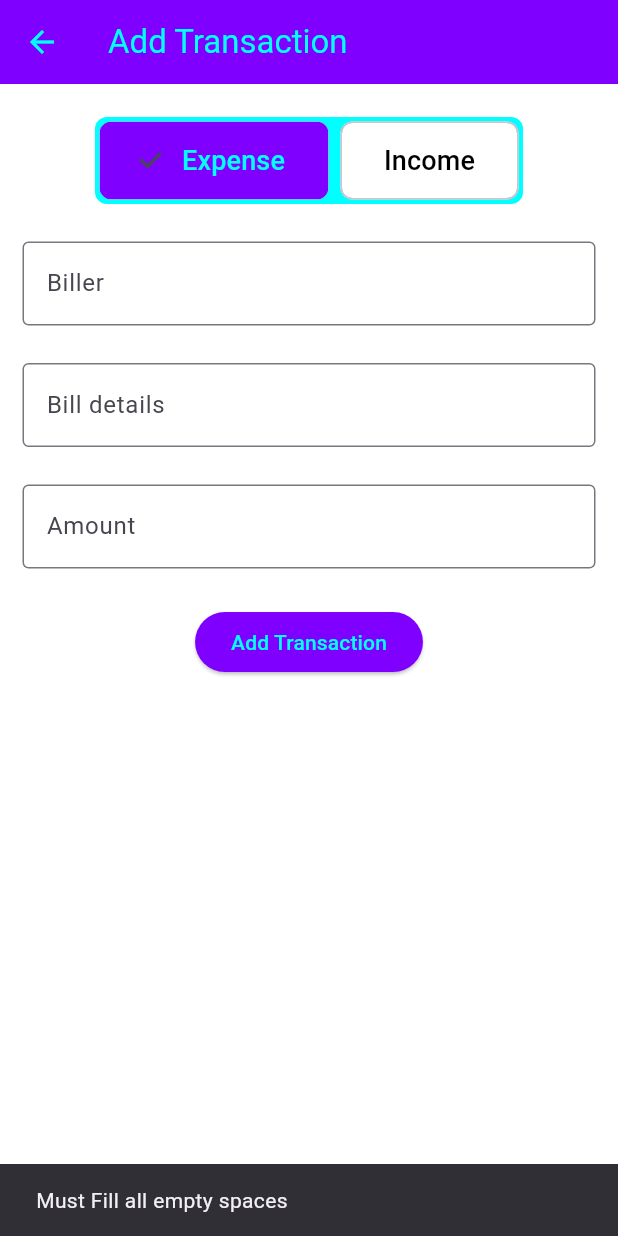
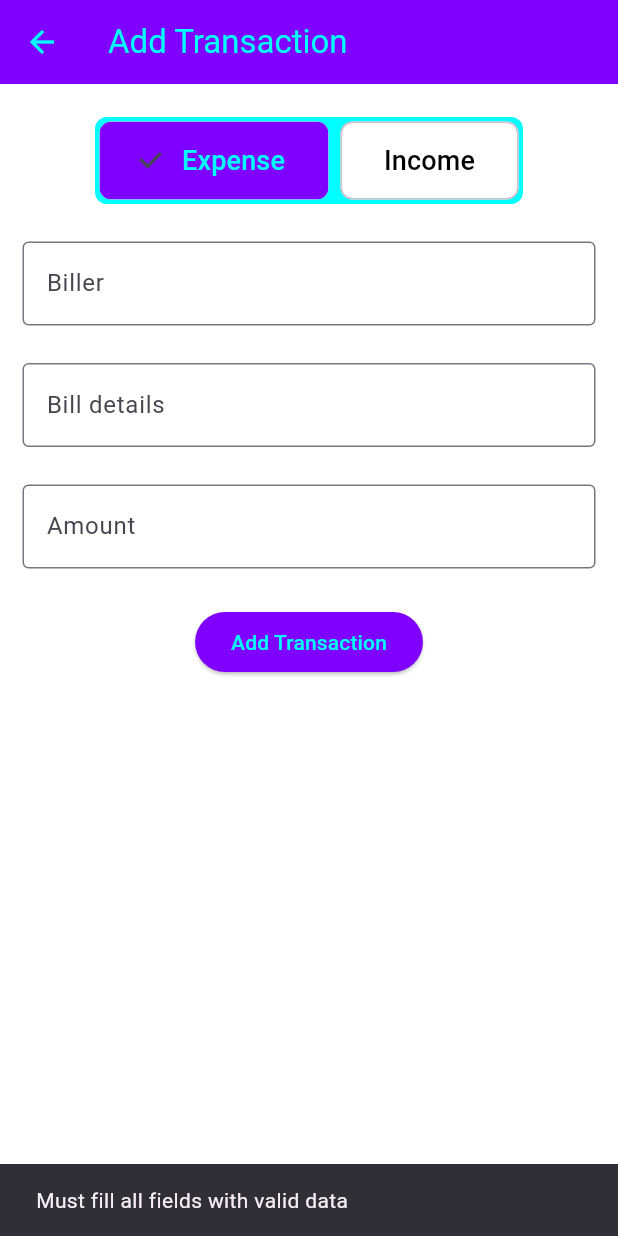
Before and after one commit to MujahidAmin1/expense_trackerv2, a Flutter app: the AddTransaction screen opened directly, after a tap on "Add Transaction", on a phone screen of 412 x 824 dp. Run offline on Flutter 3.47's test engine with Material 3 defaults, Android fonts, the phone set to English and light mode, and no system bars; our stand-ins replace hive, hive_flutter; accounts and stored records are empty.

Commit message:
minor fix

```diff
--- a/lib/main.dart
+++ b/lib/main.dart
@@ -12,6 +12,7 @@ void main() async{
   Hive.registerAdapter(TransactionAdapter());
   final transactionProvider = TransactionProvider();
   await transactionProvider.initializeDB();
+
   runApp(
     MultiProvider(
       providers: [
@@ -29,7 +30,7 @@ void main() async{
         scaffoldBackgroundColor: Colors.white,
         useMaterial3: true,
         colorScheme: ColorScheme.fromSeed(
-          seedColor: const Color(0xFF291e60)
+          seedColor: const Color(0xFF291e60),
           )
       ),
       home: HomeScreen(),
--- a/lib/models/transaction.dart
+++ b/lib/models/transaction.dart
@@ -14,9 +14,7 @@ class Transaction extends HiveObject{
   @HiveField(3)
   bool? isExpense;
   @HiveField(4)
-  int?  balance;
-  @HiveField(5)
-  String? amount;
+  double? amount;
 
-  Transaction({required this.biller, required this.billerDetail, required this.date, this.isExpense, this.balance, required this.amount});
+  Transaction({required this.biller, required this.billerDetail, required this.date, this.isExpense, required this.amount});
 }
--- a/lib/providers/transaction_provider.dart
+++ b/lib/providers/transaction_provider.dart
@@ -45,7 +45,9 @@ class TransactionProvider extends ChangeNotifier{
  }
  // Helper method to update sortedTransactions based on _transactionList
   void updateSortedTransactions() {
-    sortedTransactions = List.from(_transactionList); // Update sorted list
+    sortedTransactions = List.from(_transactionList);
+    double? sumAmounts = sortedTransactions.map((amount) => amount.amount).fold(0, (sum, amount) => sum! + amount!);
     notifyListeners();
   }
+
 }
--- a/lib/screens/add_transaction.dart
+++ b/lib/screens/add_transaction.dart
@@ -17,12 +17,17 @@ late TextEditingController amountController;
 class _AddTransactionState extends State<AddTransaction> {
   final List<String> choices = ['Expense', 'Income'];
   String _selectedChoice = 'Expense';
+  double? result;
+
   @override
   void initState() {
     billerController = TextEditingController();
     billerDetailController = TextEditingController();
     amountController = TextEditingController();
     super.initState();
+  }
+  double? convertToDouble(String amountText) {
+    return double.tryParse(amountText);
   }
 
   @override
@@ -46,12 +51,12 @@ class _AddTransactionState extends State<AddTransaction> {
               child: Container(
                 padding: const EdgeInsets.all(3),
                 decoration: BoxDecoration(
-                  color: const Color(0xFF00FFFF), // Solid background color
+                  color: const Color(0xFF00FFFF),
                   borderRadius: BorderRadius.circular(8),
                 ),
                 child: Wrap(
                   alignment: WrapAlignment.start,
-                  spacing: 8.0, // Space between chips
+                  spacing: 8.0,
                   children: [
                     ChoiceChip(
                       label: Text(
@@ -60,8 +65,7 @@ class _AddTransactionState extends State<AddTransaction> {
                             fontSize: 18,
                             color: _selectedChoice == 'Expense'
                                 ? const Color(0xFF00FFFF)
-                                : Colors
-                                    .black), // Change text color based on selection
+                                : Colors.black),
                       ),
                       selected: _selectedChoice == 'Expense',
                       onSelected: (bool selected) {
@@ -70,13 +74,12 @@ class _AddTransactionState extends State<AddTransaction> {
                         });
                       },
                       padding: const EdgeInsets.symmetric(
-                          vertical: 12.0, horizontal: 20.0), // Custom padding
+                          vertical: 12.0, horizontal: 20.0),
                       shape: RoundedRectangleBorder(
                         borderRadius: BorderRadius.circular(8),
                       ),
-                      backgroundColor: Colors.white, // Default background color
-                      selectedColor:
-                          const Color(0xFF7F00FF), // Color when selected
+                      backgroundColor: Colors.white,
+                      selectedColor: const Color(0xFF7F00FF),
                     ),
                     ChoiceChip(
                       label: Text(
@@ -85,8 +88,7 @@ class _AddTransactionState extends State<AddTransaction> {
                             fontSize: 18,
                             color: _selectedChoice == 'Income'
                                 ? const Color(0xFF00FFFF)
-                                : Colors
-                                    .black), // Change text color based on selection
+                                : Colors.black),
                       ),
                       selected: _selectedChoice == 'Income',
                       onSelected: (bool selected) {
@@ -95,13 +97,12 @@ class _AddTransactionState extends State<AddTransaction> {
                         });
                       },
                       padding: EdgeInsets.symmetric(
-                          vertical: 12.0, horizontal: 20.0), // Custom padding
+                          vertical: 12.0, horizontal: 20.0),
                       shape: RoundedRectangleBorder(
                         borderRadius: BorderRadius.circular(8),
                       ),
-                      backgroundColor: Colors.white, // Default background color
-                      selectedColor:
-                          const Color(0xFF7F00FF), // Color when selected
+                      backgroundColor: Colors.white,
+                      selectedColor: const Color(0xFF7F00FF),
                     ),
                   ],
                 ),
@@ -125,38 +126,38 @@ class _AddTransactionState extends State<AddTransaction> {
             ),
             const SizedBox(height: 25),
             TextField(
+              keyboardType: TextInputType.number,
               controller: amountController,
               decoration: const InputDecoration(
                   hintText: 'Amount',
                   border: OutlineInputBorder(),
-                  ),
+              ),
             ),
             const SizedBox(height: 25),
             ElevatedButton(
               style: ButtonStyle(
-                  backgroundColor: MaterialStateProperty.all<Color>(
-                      const Color(0xFF7F00FF))),
+                  backgroundColor: MaterialStateProperty.all<Color>(const Color(0xFF7F00FF))),
               onPressed: () {
-                Transaction _transaction = Transaction(
-                  biller: billerController.text,
-                  billerDetail: billerDetailController.text,
-                  isExpense: switch (_selectedChoice) {
-                    'Expense' => true,
-                    'Income' => false,
-                    _ => null,
-                  },
-                  date: DateTime.now(),
-                  amount: amountController.text,
-                );
+                result = convertToDouble(amountController.text);
                 if (billerController.text.isNotEmpty &&
                     billerDetailController.text.isNotEmpty &&
-                    amountController.text.isNotEmpty) {
+                    result != null) {
+                  Transaction _transaction = Transaction(
+                    biller: billerController.text,
+                    billerDetail: billerDetailController.text,
+                    isExpense: _selectedChoice == 'Expense',
+                    date: DateTime.now(),
+                    amount: result,
+                  );
+
+                  // Add the transaction and navigate back
                   transactionProvider.addTransact(_transaction);
                   Navigator.pop(context);
                 } else {
+                  // Show an error message if any field is empty or conversion failed
                   ScaffoldMessenger.of(context).showSnackBar(
                     const SnackBar(
-                      content: Text("Must Fill all empty spaces"),
+                      content: Text("Must fill all fields with valid data"),
                     ),
                   );
                 }
@@ -166,7 +167,7 @@ class _AddTransactionState extends State<AddTransaction> {
                 style: TextStyle(
                   color: Color(0xFF00FFFF),
                 ),
-                ),
+              ),
             )
           ],
         ),
--- a/lib/screens/home.dart
+++ b/lib/screens/home.dart
@@ -29,8 +29,8 @@ class _HomeScreenState extends State<HomeScreen> {
       body: navbarItems[navBarProvider.selectedIndex],
       floatingActionButton: FloatingActionButton(
         shape: CircleBorder(),
-        backgroundColor: const Color(0xFF7F00FF),
-        child: const Icon(Icons.add),
+        backgroundColor: const Color(0xFF291e60),
+        child: const Icon(Icons.add, color: Colors.white,),
         onPressed: () {
           Navigator.push(
             context,
--- a/lib/widgets/segment_tiles.dart
+++ b/lib/widgets/segment_tiles.dart
@@ -27,7 +27,7 @@ class SegmentTiles extends StatelessWidget {
               shape: RoundedRectangleBorder(
                 borderRadius: BorderRadius.circular(15),
               ),
-              elevation: isExpenseSelected ? 2 : 0,
+              elevation: isExpenseSelected ? 1 : 0,
               color: isExpenseSelected
                       ? Color(0xFFDCFFEB)
                       : Colors.white,
@@ -51,7 +51,7 @@ class SegmentTiles extends StatelessWidget {
               shape: RoundedRectangleBorder(
                 borderRadius: BorderRadius.circular(15),
               ),
-              elevation: isExpenseSelected ? 0 : 2,
+              elevation: isExpenseSelected ? 0 : 1,
               color: isExpenseSelected
                       ? Colors.white
                       : Color(0xFFDCFFEB),
--- a/pubspec.yaml
+++ b/pubspec.yaml
@@ -14,6 +14,7 @@ dependencies:
   hive_generator: ^2.0.1
   intl: ^0.19.0
   provider: ^6.1.2
+  pattern_formatter: ^4.0.0
 
 
 dev_dependencies:
```
Also changed, not shown: lib/widgets/credit_card.dart (+14 -3 lines), lib/widgets/transaction_tile.dart (+4 -3 lines), lib/models/transaction.g.dart, pubspec.lock.
